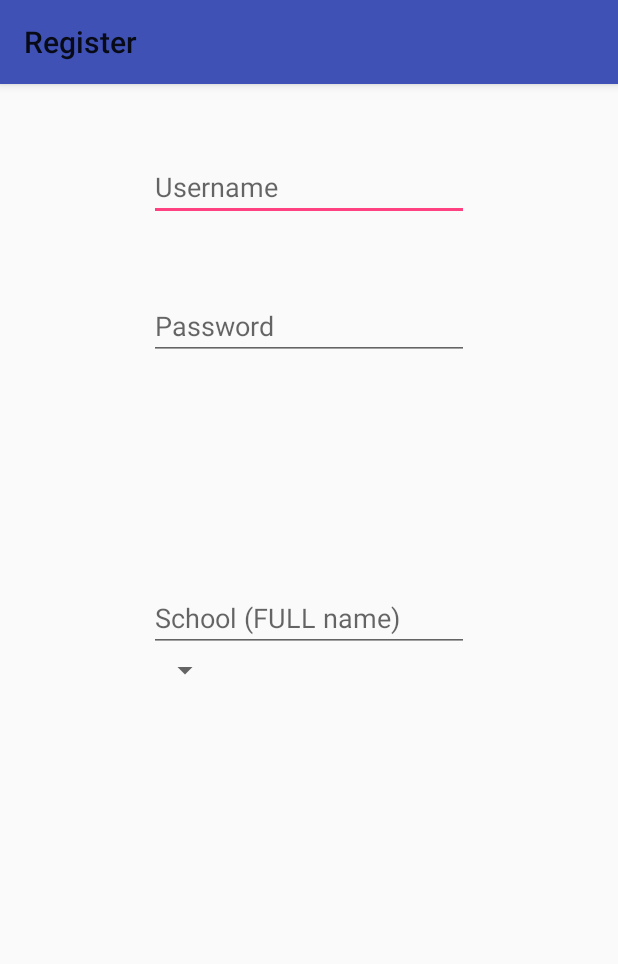
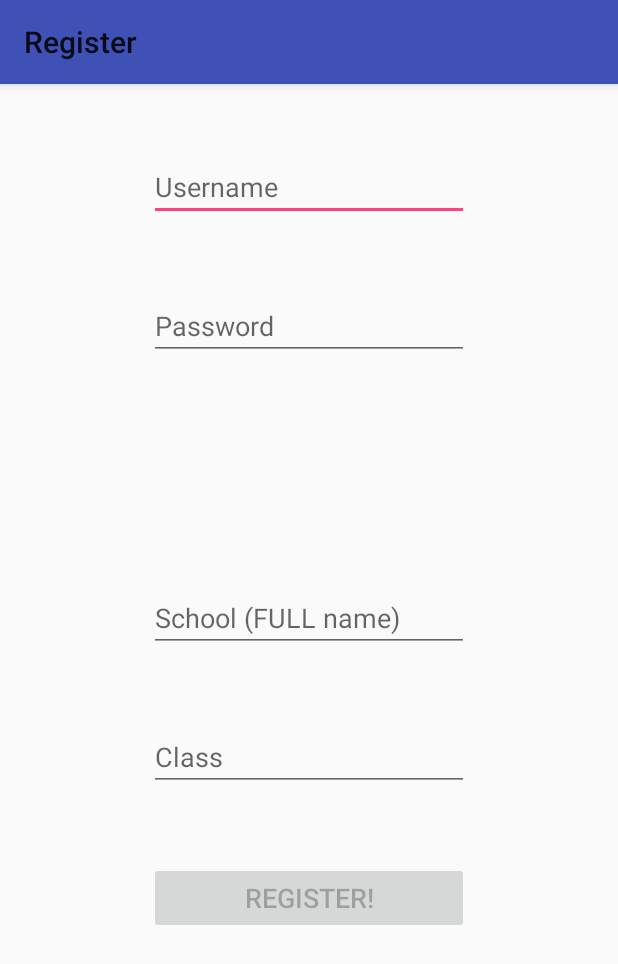
Before and after one commit to 2Kreeper/Homework, an Android app: the RegisterActivity screen opened directly, with no data from a screen before it, on a phone screen of 412 x 824 dp. Shown: the top 964 px of the screen. Run offline under Robolectric (Android 15) with nearby library versions, the phone set to English and light mode, and no system bars.

Commit message:
Registration
Added the possibility to register as a new user.

```diff
--- a/app/src/main/java/eu/baron_online/homework/LoginActivity.java
+++ b/app/src/main/java/eu/baron_online/homework/LoginActivity.java
@@ -72,9 +72,9 @@ public class LoginActivity extends ToolbarActivity {
 
     public void onRequestFinished(JSONObject result) {
         try {
-            boolean userExtists = result.getInt("success") == 1;
+            boolean userExists = result.getInt("success") == 1;
 
-            if(userExtists) {
+            if(userExists) {
                 DataInterchange.addValue("username", username.getText().toString());
                 DataInterchange.addValue("password", password.getText().toString());
                 DataInterchange.addValue("class_id", Integer.toString(result.getInt("CLASS_ID")));
--- a/app/src/main/java/eu/baron_online/homework/RegisterActivity.java
+++ b/app/src/main/java/eu/baron_online/homework/RegisterActivity.java
@@ -1,16 +1,45 @@
 package eu.baron_online.homework;
 
+import android.content.Intent;
+import android.os.AsyncTask;
 import android.support.v7.app.AppCompatActivity;
 import android.os.Bundle;
 import android.support.v7.widget.Toolbar;
+import android.text.Editable;
+import android.text.TextUtils;
+import android.text.TextWatcher;
+import android.view.View;
+import android.widget.AdapterView;
+import android.widget.ArrayAdapter;
+import android.widget.Button;
+import android.widget.EditText;
 import android.widget.Spinner;
+import android.widget.Toast;
+
+import org.apache.http.NameValuePair;
+import org.apache.http.message.BasicNameValuePair;
+import org.json.JSONException;
+import org.json.JSONObject;
+
+import java.util.ArrayList;
+import java.util.Arrays;
+import java.util.List;
 
 public class RegisterActivity extends ToolbarActivity {
 
-    private Spinner numberSpinner;
+    public static RegisterActivity instance;
+
+    public String usernameText = "", passwordText = "", schoolText = "", classText = "";
+
+    protected TextWatcher watcher;
+
+    private EditText usernameField, passwordField, schoolField, classField;
+    private Button registerButton;
 
     @Override
     protected void onCreate(Bundle savedInstanceState) {
+        RegisterActivity.instance = this;
+
         super.onCreate(savedInstanceState);
         setContentView(R.layout.activity_register);
 
@@ -21,6 +50,90 @@ public class RegisterActivity extends ToolbarActivity {
         setSupportActionBar(toolbar);
         getSupportActionBar().setTitle("Register");
 
-        numberSpinner = (Spinner) findViewById(R.id.regis)
+        //set variables
+        usernameField = (EditText) findViewById(R.id.registerUsername);
+        passwordField = (EditText) findViewById(R.id.registerPassword);
+        schoolField = (EditText) findViewById(R.id.registerSchool);
+        classField = (EditText) findViewById(R.id.registerClass);
+
+        registerButton = (Button) findViewById(R.id.registerButton);
+        registerButton.setOnClickListener(new View.OnClickListener() {
+            @Override
+            public void onClick(View v) {
+                new RegisterUser().execute();
+            }
+        });
+
+        watcher = new TextWatcher() {
+            @Override
+            public void beforeTextChanged(CharSequence s, int start, int count, int after) {
+
+            }
+
+            @Override
+            public void onTextChanged(CharSequence s, int start, int before, int count) {
+
+            }
+
+            @Override
+            public void afterTextChanged(Editable s) {
+                usernameText = usernameField.getText().toString();
+                passwordText = passwordField.getText().toString();
+                schoolText = schoolField.getText().toString();
+                classText = classField.getText().toString();
+
+                if(!TextUtils.isEmpty(usernameText) && !TextUtils.isEmpty(passwordText) && !TextUtils.isEmpty(schoolText) && !TextUtils.isEmpty(classText)) {
+                    registerButton.setEnabled(true);
+                } else {
+                    registerButton.setEnabled(false);
+                }
+            }
+        };
+        usernameField.addTextChangedListener(watcher);
+        passwordField.addTextChangedListener(watcher);
+        schoolField.addTextChangedListener(watcher);
+        classField.addTextChangedListener(watcher);
+    }
+
+    private void onUserRegister(JSONObject result) {
+        try {
+            if(result.getInt("success") == 1) {
+                DataInterchange.addValue("username", usernameText);
+                DataInterchange.addValue("password", passwordText);
+                DataInterchange.addValue("class_id", Integer.toString(result.getInt("CLASS_ID")));
+                DataInterchange.addValue("school", result.getString("SCHOOL"));
+                DataInterchange.addValue("class", result.getString("CLASS"));
+
+                startActivity(new Intent(this, HomeworkListActivity.class));
+                LoginActivity.instance.finish();
+                finish();
+            } else {
+                Toast.makeText(getApplicationContext(), "Sorry! It seams like the user already exists.\nTry another username.", Toast.LENGTH_LONG).show();
+            }
+        } catch (JSONException e) {
+            e.printStackTrace();
+        }
+    }
+
+    private class RegisterUser extends AsyncTask<String, String, String> {
+
+        private JSONObject result;
+
+        @Override
+        protected String doInBackground(String... params) {
+            List<NameValuePair> jsonParams = new ArrayList<>();
+            jsonParams.add(new BasicNameValuePair("user", usernameText));
+            jsonParams.add(new BasicNameValuePair("pass", passwordText));
+            jsonParams.add(new BasicNameValuePair("school", schoolText));
+            jsonParams.add(new BasicNameValuePair("class", classText));
+
+            result = JSONParser.makeHttpRequest("http://baron-online.eu/services/homework_user_register.php", "GET", jsonParams);
+
+            return null;
+        }
+
+        protected void onPostExecute(String str) {
+            RegisterActivity.instance.onUserRegister(result);
+        }
     }
 }
--- a/app/src/main/res/layout/activity_register.xml
+++ b/app/src/main/res/layout/activity_register.xml
@@ -12,7 +12,7 @@
         ></include>
 
     <EditText
-        android:id="@+id/editText"
+        android:id="@+id/registerUsername"
         android:layout_width="wrap_content"
         android:layout_height="wrap_content"
         android:layout_marginTop="46dp"
@@ -20,34 +20,50 @@
         android:hint="Username"
         android:inputType="textPersonName"
         android:layout_below="@+id/toolbar"
-        android:layout_alignStart="@+id/editText2" />
+        android:layout_alignStart="@+id/registerPassword" />
 
     <EditText
-        android:id="@+id/editText2"
+        android:id="@+id/registerPassword"
         android:layout_width="wrap_content"
         android:layout_height="wrap_content"
         android:ems="10"
         android:hint="Password"
         android:inputType="textPassword"
         android:layout_marginTop="47dp"
-        android:layout_below="@+id/editText"
+        android:layout_below="@+id/registerUsername"
         android:layout_centerHorizontal="true" />
 
     <EditText
-        android:id="@+id/editText3"
+        android:id="@+id/registerSchool"
         android:layout_width="wrap_content"
         android:layout_height="wrap_content"
-        android:layout_alignEnd="@+id/editText2"
+        android:layout_alignEnd="@+id/registerPassword"
         android:layout_centerVertical="true"
         android:ems="10"
         android:hint="School (FULL name)"
         android:inputType="textPersonName" />
 
-    <Spinner
-        android:id="@+id/classNumberSPinner"
+    <EditText
+        android:id="@+id/registerClass"
         android:layout_width="wrap_content"
         android:layout_height="wrap_content"
-        android:layout_alignStart="@+id/editText3"
-        android:layout_below="@+id/editText3" />
+        android:ems="10"
+        android:hint="Class"
+        android:inputType="textPersonName"
+        android:layout_below="@+id/registerSchool"
+        android:layout_alignStart="@+id/registerSchool"
+        android:layout_marginTop="47dp" />
+
+    <Button
+        android:id="@+id/registerButton"
+        android:layout_width="wrap_content"
+        android:layout_height="wrap_content"
+        android:layout_alignEnd="@+id/registerClass"
+        android:layout_alignStart="@+id/registerClass"
+        android:layout_below="@+id/registerClass"
+        android:layout_marginTop="47dp"
+        android:enabled="false"
+        android:text="Register!"
+        android:textSize="18sp" />
 
 </RelativeLayout>
```
Also changed, not shown: app/src/main/java/eu/baron_online/homework/CreateEntryActivity.java (+6 -6 lines), app/src/main/res/layout/activity_login.xml (+18 -18 lines).
